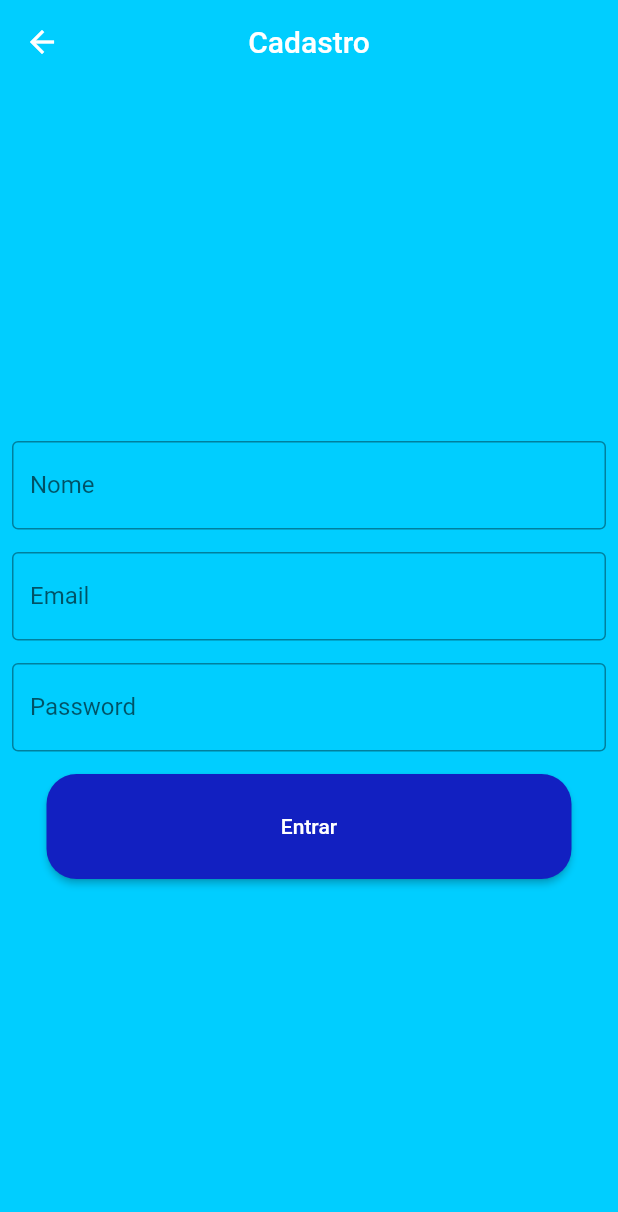
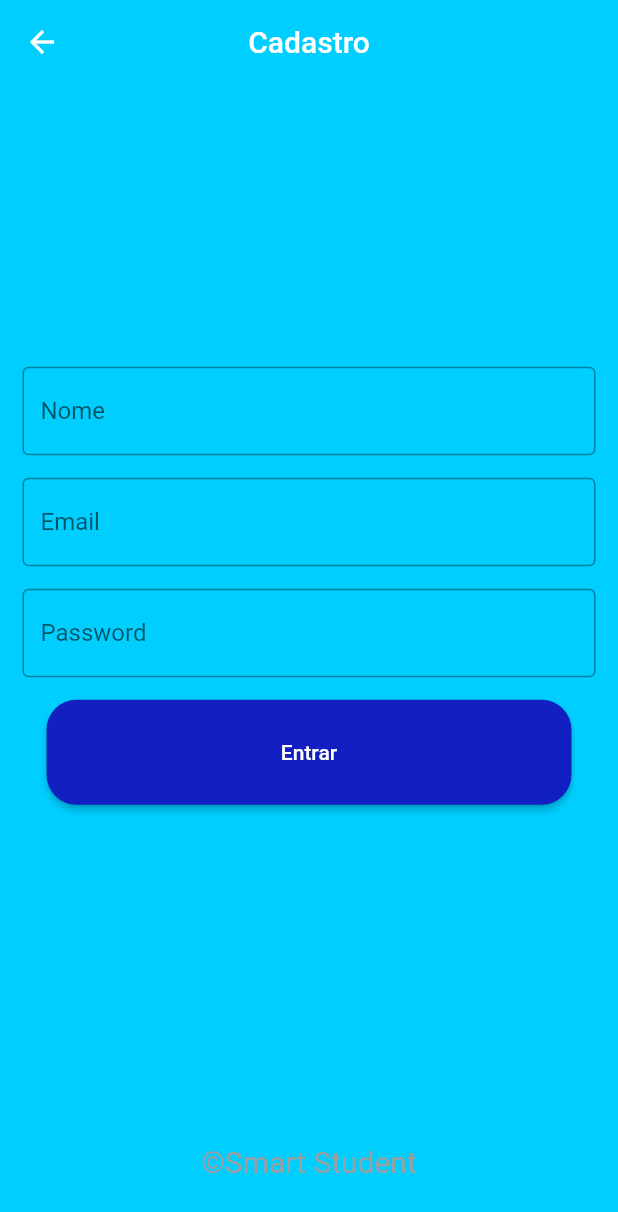
Before and after one commit to danilomonteirosouza/smart-students-check, a Flutter app: the Register screen opened by its route, on a phone screen of 412 x 824 dp. Shown: the top 1212 px of the screen. Run offline on Flutter 3.47's test engine with Material 2 defaults, Android fonts, the phone set to English and light mode, and no system bars; our stand-ins replace lottie.

Commit message:
Acrescentei o Copyright SmartStudant

```diff
--- a/lib/views/register.dart
+++ b/lib/views/register.dart
@@ -41,9 +41,9 @@ class _RegisterState extends State<Register> {
           mainAxisAlignment: MainAxisAlignment.center,
           children: <Widget>[
             Expanded(
-              flex: 1,
+              flex: 7,
               child: Padding(
-                padding: const EdgeInsets.all(8.0),
+                padding: const EdgeInsets.fromLTRB(15, 0, 15, 3),
                 child: Column(
                   //Widget coluna usado junto com o TextField para colocar as strings recebidas do usuario
                   mainAxisAlignment: MainAxisAlignment.center,
@@ -97,6 +97,28 @@ class _RegisterState extends State<Register> {
                 ),
               ),
             ),
+            Expanded(
+              flex: 1,
+              child: Padding(
+                  padding: const EdgeInsets.fromLTRB(15, 0, 15, 3),
+                child: Column(
+                  crossAxisAlignment: CrossAxisAlignment.center,
+                  mainAxisAlignment: MainAxisAlignment.center,
+                  children: const <Widget>[
+                    SafeArea(
+                      child: Text(
+                        '\u00a9Smart Student',
+                        style: TextStyle(
+                            fontSize: 20,
+                            color: Colors.grey
+
+                        ),
+                      ),
+                    ),
+                  ],
+                )
+            ),
+            ),
           ],
         ),
       ),
```
